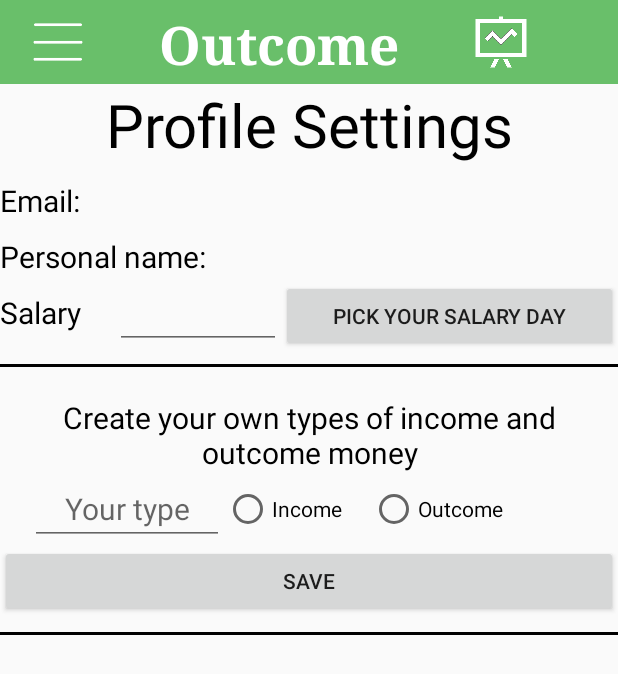
After one commit to AleksandarMironov/MoneyIO, an Android app: the fragment Fragment_Profile placed in its activity, on a phone screen of 412 x 824 dp. The commit adds this screen. Shown: the top 674 px of the screen. Run offline under Robolectric (Android 15) with nearby library versions, the phone set to English and light mode, and no system bars; our stand-ins replace Firebase (no records; nobody signed in at launch, a user with empty details on screens opened directly).

Commit message:
user info fragment added, loaded and added view, Added filter array for the recycler view adapter in the income and outcome fragments

```diff
--- a/MoneyIO/app/src/main/java/io/money/moneyio/activities/HomeActivity.java
+++ b/MoneyIO/app/src/main/java/io/money/moneyio/activities/HomeActivity.java
@@ -35,6 +35,7 @@ import io.money.moneyio.fragments.Fragment_Alarm;
 import io.money.moneyio.fragments.Fragment_DataHistory;
 import io.money.moneyio.fragments.Fragment_Income;
 import io.money.moneyio.fragments.Fragment_Outcome;
+import io.money.moneyio.fragments.Fragment_Profile;
 import io.money.moneyio.fragments.Fragment_Statistics;
 import io.money.moneyio.model.MoneyFlow;
 import io.money.moneyio.model.Utilities;
@@ -44,7 +45,7 @@ import static android.R.id.list;
 public class HomeActivity extends AppCompatActivity implements View.OnClickListener{
 
     private FirebaseAuth firebaseAuth;
-    private Button btnOutcome, btnIncome, btnStatistics, btnAlarms, btnQuit, btnLogOut;
+    private Button btnOutcome, btnIncome, btnProfile, btnStatistics, btnAlarms, btnQuit, btnLogOut;
     private ImageButton sandwichButton, statisticsButton;
     private DrawerLayout drawerLayout;
     private FirebaseUser user;
@@ -77,6 +78,8 @@ public class HomeActivity extends AppCompatActivity implements View.OnClickListe
         btnIncome.setOnClickListener(this);
         btnStatistics = (Button)findViewById(R.id.home_statistics_btn);
         btnStatistics.setOnClickListener(this);
+        btnProfile = (Button)findViewById(R.id.home_myProfile_btn);
+        btnProfile.setOnClickListener(this);
         btnAlarms = (Button)findViewById(R.id.home_alarms_btn);
         btnAlarms.setOnClickListener(this);
         btnQuit = (Button) findViewById(R.id.home_quit_btn);
@@ -206,6 +209,8 @@ public class HomeActivity extends AppCompatActivity implements View.OnClickListe
         } else {
             Fragment_Outcome homeFragment = new Fragment_Outcome();
             loadFragment(homeFragment);
+            setCurrentFragment("Outcome");
+            statisticsButton.setVisibility(View.VISIBLE);
         }
     }
 
@@ -246,14 +251,19 @@ public class HomeActivity extends AppCompatActivity implements View.OnClickListe
         switch (v.getId()) {
             case R.id.home_income_btn:
                 drawerMenuButtonsAction("Income", new Fragment_Income());
+                statisticsButton.setVisibility(View.VISIBLE);
                 break;
             case R.id.home_outcome_btn:
                 drawerMenuButtonsAction("Outcome", new Fragment_Outcome());
+                statisticsButton.setVisibility(View.VISIBLE);
                 break;
             case R.id.home_statistics_btn:
                 drawerMenuButtonsAction("Statistics", new Fragment_Statistics());
+                statisticsButton.setVisibility(View.VISIBLE);
                 break;
             case R.id.home_myProfile_btn:
+                drawerMenuButtonsAction("My Profile", new Fragment_Profile());
+                statisticsButton.setVisibility(View.INVISIBLE);
                 break;
             case R.id.home_add_friend_btn:
                 break;
--- a/MoneyIO/app/src/main/java/io/money/moneyio/activities/RegisterMailActivity.java
+++ b/MoneyIO/app/src/main/java/io/money/moneyio/activities/RegisterMailActivity.java
@@ -119,7 +119,7 @@ public class RegisterMailActivity extends AppCompatActivity {
                                 if (task.isSuccessful()) {
                                     Toast.makeText(RegisterMailActivity.this, "Successfully Registered", Toast.LENGTH_SHORT).show();
                                     UserProfileChangeRequest userProfileChangeRequest = new UserProfileChangeRequest.Builder()
-                                            .setDisplayName(firstName.toString() + " " + secondName.toString()).build();
+                                            .setDisplayName(userFirstName + " " + userSecondName).build();
                                     if (firebaseAuth.getCurrentUser() != null) {
                                         firebaseAuth.getCurrentUser().updateProfile(userProfileChangeRequest);
                                     }
--- a/MoneyIO/app/src/main/java/io/money/moneyio/fragments/Fragment_Income.java
+++ b/MoneyIO/app/src/main/java/io/money/moneyio/fragments/Fragment_Income.java
@@ -56,8 +56,14 @@ public class Fragment_Income extends Fragment implements View.OnClickListener, T
     private void startRecycler() {
         DatabaseHelper db = DatabaseHelper.getInstance(view.getContext());
         final ArrayList<Type> types = db.getUserTypes(firebaseUser.getUid());
+        ArrayList<Type> typeFilter = new ArrayList<>();
+        for (int i = 0; i < types.size(); i++) {
+            if (types.get(i).getExpense().equalsIgnoreCase("true")) {
+                typeFilter.add(types.get(i));
+            }
+        }
         recyclerView = (RecyclerView)view.findViewById(R.id.income_recycler_view);
-        adapter = new TypeRecyclerViewAdapter(view.getContext(), types);
+        adapter = new TypeRecyclerViewAdapter(view.getContext(), typeFilter);
         recyclerView.setLayoutManager(new GridLayoutManager(view.getContext(), 2 , LinearLayoutManager.HORIZONTAL, false));
         adapter.setClickListener(this);
         recyclerView.setAdapter(adapter);
--- a/MoneyIO/app/src/main/java/io/money/moneyio/fragments/Fragment_Outcome.java
+++ b/MoneyIO/app/src/main/java/io/money/moneyio/fragments/Fragment_Outcome.java
@@ -56,8 +56,14 @@ public class Fragment_Outcome extends Fragment implements View.OnClickListener,
     private void startRecycler() {
         DatabaseHelper db = DatabaseHelper.getInstance(view.getContext());
         final ArrayList<Type> types = db.getUserTypes(firebaseUser.getUid());
+        ArrayList<Type> typeFilter = new ArrayList<>();
+        for (int i = 0; i < types.size(); i++) {
+            if (types.get(i).getExpense().equalsIgnoreCase("false")) {
+                typeFilter.add(types.get(i));
+            }
+        }
         recyclerView = (RecyclerView)view.findViewById(R.id.outcome_recycler_view);
-        adapter = new TypeRecyclerViewAdapter(view.getContext(), types);
+        adapter = new TypeRecyclerViewAdapter(view.getContext(), typeFilter);
         recyclerView.setLayoutManager(new GridLayoutManager(view.getContext(),2 , LinearLayoutManager.HORIZONTAL, false));
         adapter.setClickListener(this);
         recyclerView.setAdapter(adapter);
--- /dev/null
+++ b/MoneyIO/app/src/main/java/io/money/moneyio/fragments/Fragment_Profile.java
@@ -0,0 +1,54 @@
+package io.money.moneyio.fragments;
+
+import android.app.Fragment;
+import android.os.Bundle;
+import android.support.annotation.Nullable;
+import android.view.LayoutInflater;
+import android.view.View;
+import android.view.ViewGroup;
+import android.widget.Button;
+import android.widget.EditText;
+import android.widget.RadioGroup;
+import android.widget.TextView;
+
+import com.google.firebase.auth.FirebaseAuth;
+import com.google.firebase.auth.FirebaseUser;
+
+import io.money.moneyio.R;
+
+public class Fragment_Profile extends Fragment {
+
+    private View view;
+    private FirebaseAuth firebaseAuth;
+    private FirebaseUser firebaseUser;
+    private TextView email, names;
+    private EditText salary, type;
+    private RadioGroup radioGroup;
+    private Button dayOfSalary, saveType;
+
+    @Nullable
+    @Override
+    public View onCreateView(LayoutInflater inflater, @Nullable ViewGroup container, Bundle savedInstanceState) {
+        view = inflater.inflate(R.layout.fragment_profile, container, false);
+        initialiseElements();
+        return view;
+    }
+
+    private void initialiseElements() {
+        firebaseAuth = FirebaseAuth.getInstance();
+        firebaseUser = firebaseAuth.getCurrentUser();
+        email = (TextView)view.findViewById(R.id.profile_email);
+        names = (TextView)view.findViewById(R.id.profile_name);
+        salary = (EditText)view.findViewById(R.id.profile_salary);
+        type = (EditText)view.findViewById(R.id.profile_type);
+        radioGroup = (RadioGroup)view.findViewById(R.id.profile_radiogr_kind);
+        dayOfSalary = (Button)view.findViewById(R.id.profile_choose_date);
+        saveType = (Button)view.findViewById(R.id.profile_save_btn);
+        setValues();
+    }
+
+    private void setValues() {
+        email.setText(email.getText() + firebaseUser.getEmail().toString());
+        names.setText(names.getText() + FirebaseAuth.getInstance().getCurrentUser().getDisplayName());
+    }
+}
--- a/MoneyIO/app/src/main/java/io/money/moneyio/model/Type.java
+++ b/MoneyIO/app/src/main/java/io/money/moneyio/model/Type.java
@@ -13,8 +13,8 @@ public class Type {
         this.pictureId = pid;
     }
 
-    public boolean isExpense() {
-        return true;
+    public String getExpense() {
+        return isExpense;
     }
 
     public String getType() {
--- /dev/null
+++ b/MoneyIO/app/src/main/res/layout/fragment_profile.xml
@@ -0,0 +1,129 @@
+<?xml version="1.0" encoding="utf-8"?>
+<LinearLayout xmlns:android="http://schemas.android.com/apk/res/android"
+    android:orientation="vertical" android:layout_width="match_parent"
+    android:layout_height="match_parent">
+
+    <TextView
+        android:layout_width="match_parent"
+        android:layout_height="wrap_content"
+        android:text="Profile Settings"
+        android:textSize="40sp"
+        android:gravity="center"
+        android:textColor="#000000"/>
+
+    <TextView
+        android:id="@+id/profile_email"
+        android:layout_width="match_parent"
+        android:layout_height="wrap_content"
+        android:text="Email: "
+        android:textColor="#000000"
+        android:layout_marginTop="10dp"
+        android:textSize="20sp"/>
+
+    <TextView
+        android:id="@+id/profile_name"
+        android:layout_width="match_parent"
+        android:layout_height="wrap_content"
+        android:text="Personal name: "
+        android:layout_marginTop="10dp"
+        android:textColor="#000000"
+        android:textSize="20sp"/>
+
+    <LinearLayout
+        android:layout_width="match_parent"
+        android:layout_height="wrap_content"
+        android:orientation="horizontal">
+
+        <TextView
+            android:layout_width="wrap_content"
+            android:layout_height="wrap_content"
+            android:layout_weight="1"
+            android:text="Salary"
+            android:textColor="#000000"
+            android:textSize="20sp" />
+
+        <EditText
+            android:id="@+id/profile_salary"
+            android:layout_width="wrap_content"
+            android:layout_height="wrap_content"
+            android:layout_weight="4"
+            android:textColor="#000000"
+            android:textSize="20sp" />
+
+        <Button
+            android:id="@+id/profile_choose_date"
+            android:layout_width="wrap_content"
+            android:layout_height="wrap_content"
+            android:layout_weight="2"
+            android:text="pick your salary day" />
+    </LinearLayout>
+
+    <LinearLayout
+        android:layout_width="match_parent"
+        android:layout_height="2dp"
+        android:background="#000000"
+        android:layout_marginBottom="20dp"
+        android:layout_marginTop="10dp"></LinearLayout>
+
+    <TextView
+        android:layout_width="match_parent"
+        android:layout_height="wrap_content"
+        android:textColor="#000000"
+        android:textSize="20sp"
+        android:gravity="center"
+        android:text="Create your own types of income and outcome money"/>
+
+    <LinearLayout
+        android:layout_width="match_parent"
+        android:layout_height="wrap_content"
+        android:gravity="center"
+        android:layout_marginLeft="20dp"
+        android:layout_marginRight="20dp"
+        android:orientation="horizontal">
+
+        <EditText
+            android:id="@+id/profile_type"
+            android:layout_width="wrap_content"
+            android:layout_height="wrap_content"
+            android:gravity="center"
+            android:layout_weight="1"
+            android:hint="Your type"
+            android:textColor="#000000"
+            android:textSize="20sp"/>
+
+        <RadioGroup
+            android:id="@+id/profile_radiogr_kind"
+            android:layout_width="wrap_content"
+            android:layout_height="wrap_content"
+            android:orientation="horizontal"
+            android:layout_weight="2">
+
+                <RadioButton
+                    android:id="@+id/profile_income_radio"
+                    android:layout_width="wrap_content"
+                    android:layout_height="match_parent"
+                    android:layout_weight="1"
+                    android:text="Income"/>
+                <RadioButton
+                    android:id="@+id/profile_outcome_radio"
+                    android:layout_weight="3"
+                    android:layout_width="wrap_content"
+                    android:layout_height="match_parent"
+                    android:text="Outcome"/>
+        </RadioGroup>
+    </LinearLayout>
+
+    <Button
+        android:id="@+id/profile_save_btn"
+        android:layout_width="match_parent"
+        android:layout_height="wrap_content"
+        android:text="save"/>
+
+    <LinearLayout
+        android:layout_width="match_parent"
+        android:layout_height="2dp"
+        android:background="#000000"
+        android:layout_marginBottom="20dp"
+        android:layout_marginTop="10dp"></LinearLayout>
+
+</LinearLayout>
```
